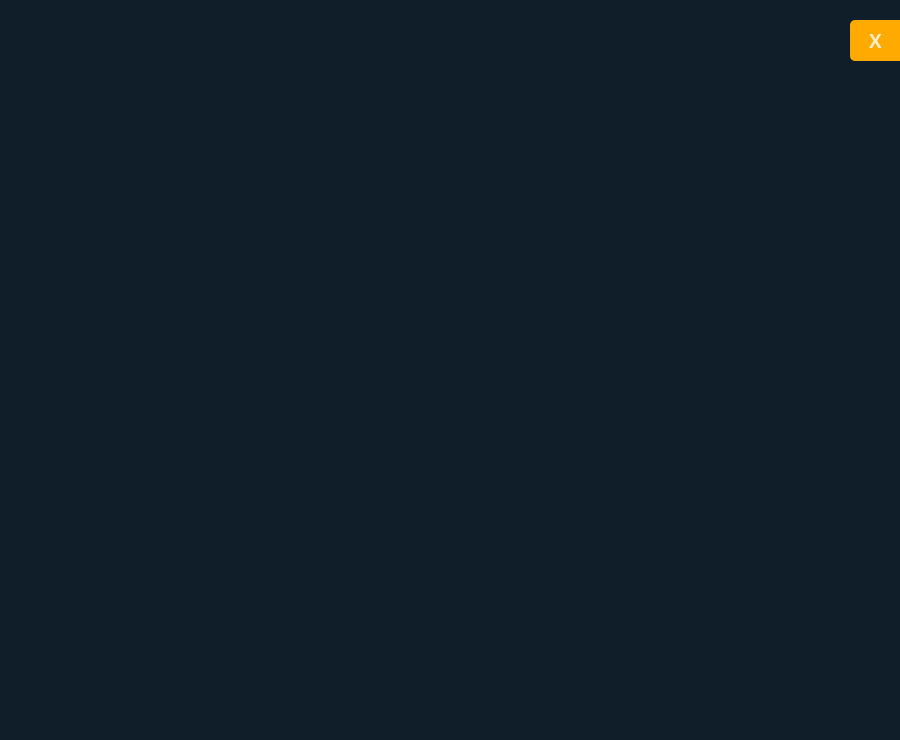
cach007/face_findeer, file ui/local.ui: the form before one commit.
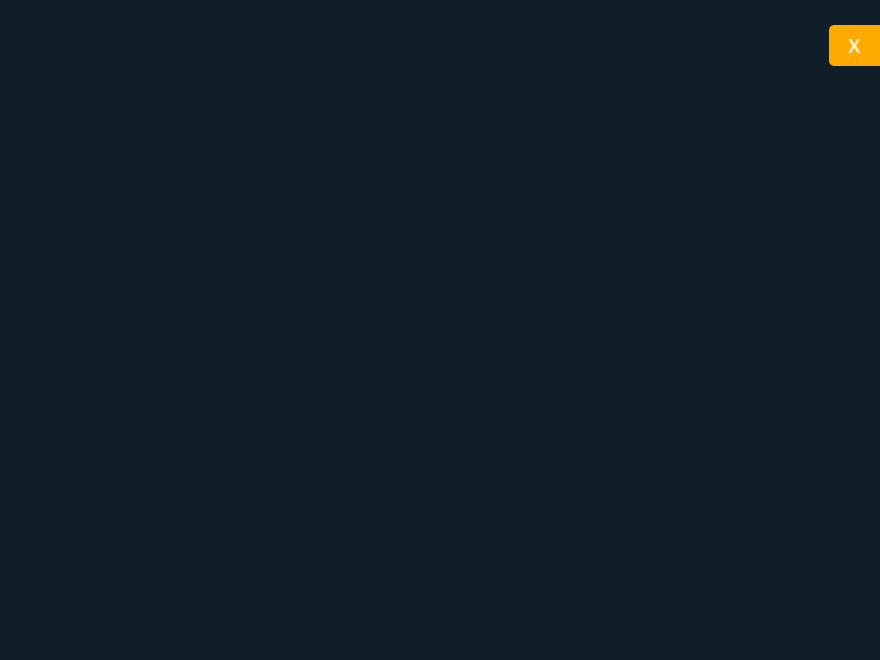
The form after the commit.

The edit to the form file:
```diff
--- a/ui/local.ui
+++ b/ui/local.ui
@@ -6,8 +6,8 @@
    <rect>
     <x>0</x>
     <y>0</y>
-    <width>900</width>
-    <height>740</height>
+    <width>880</width>
+    <height>660</height>
    </rect>
   </property>
   <property name="windowTitle">
@@ -23,8 +23,8 @@
     <rect>
      <x>0</x>
      <y>0</y>
-     <width>900</width>
-     <height>740</height>
+     <width>880</width>
+     <height>660</height>
     </rect>
    </property>
    <property name="styleSheet">
@@ -35,8 +35,8 @@
      <rect>
       <x>100</x>
       <y>150</y>
-      <width>720</width>
-      <height>480</height>
+      <width>680</width>
+      <height>360</height>
      </rect>
     </property>
     <property name="text">
@@ -46,8 +46,8 @@
    <widget class="QPushButton" name="backButton">
     <property name="geometry">
      <rect>
-      <x>850</x>
-      <y>20</y>
+      <x>829</x>
+      <y>25</y>
       <width>51</width>
       <height>41</height>
      </rect>
```
